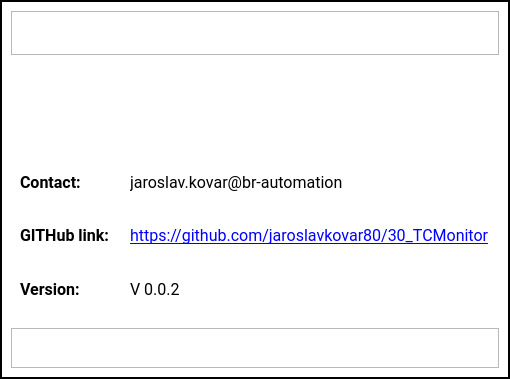
The window that GUI/qt5TCMonitorAboutWindow.ui (jaroslavkovar80/SSHClient) describes before a commit, drawn with Qt 5.
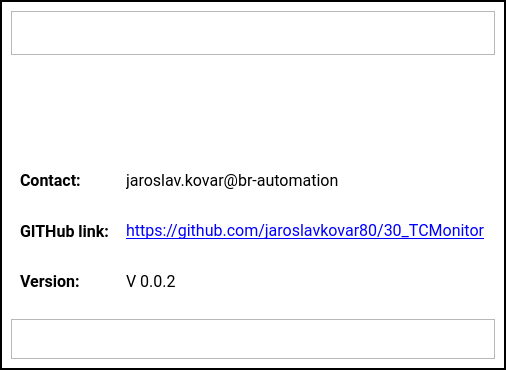
The same window after the commit. Icons and pictures are not drawn.

What changed in the file:
```diff
--- a/GUI/qt5TCMonitorAboutWindow.ui
+++ b/GUI/qt5TCMonitorAboutWindow.ui
@@ -12,8 +12,8 @@
    <rect>
     <x>0</x>
     <y>0</y>
-    <width>510</width>
-    <height>379</height>
+    <width>506</width>
+    <height>370</height>
    </rect>
   </property>
   <property name="windowTitle">
```
